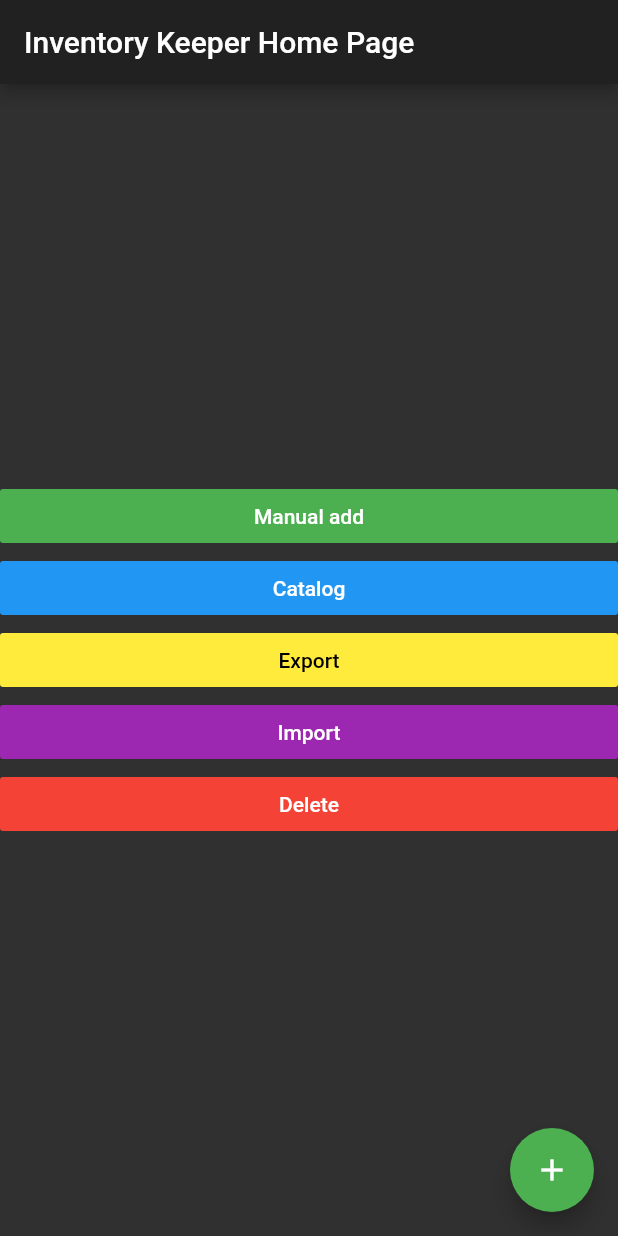
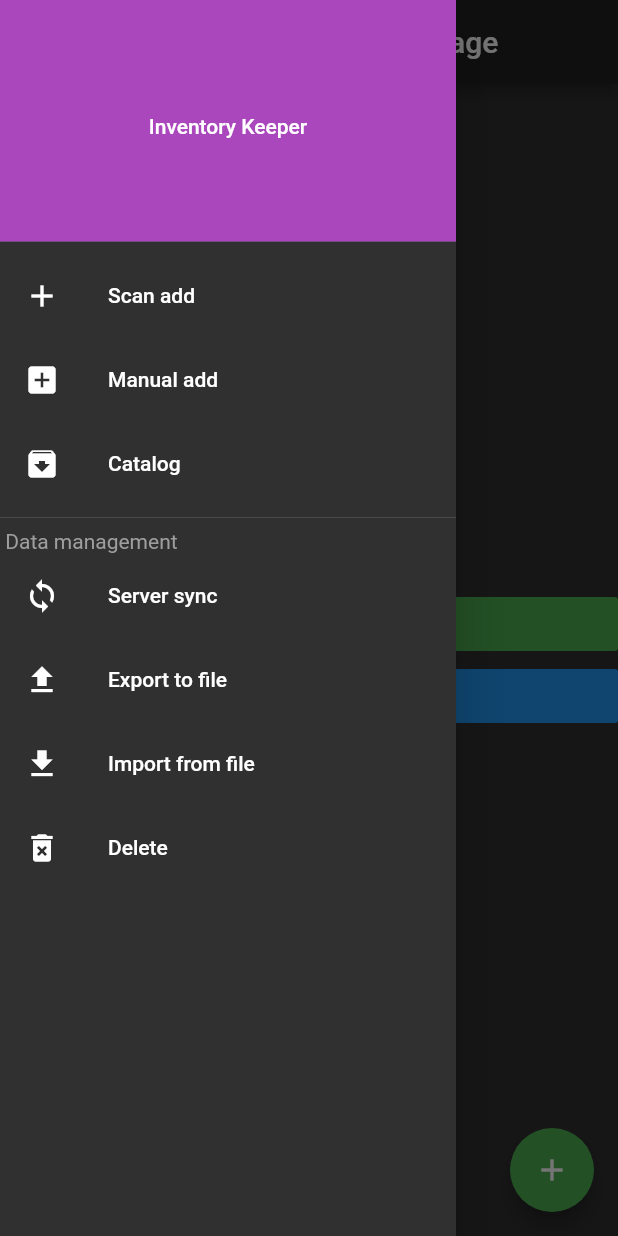
Before and after one commit to LolnationCH/Inventory-Keeper, a Flutter app: the screen it shows after launch, with the side drawer open (before the commit the screen has no drawer), on a phone screen of 412 x 824 dp. Run offline on Flutter 3.47's test engine with Material 2 defaults, Android fonts, the phone set to English and light mode, and no system bars; our stand-ins replace cached_network_image, flushbar; missing offline and left inert: qr_mobile_vision; project files that could hold a hidden picture were left out.

Commit message:
Part 1 : Remaking the main

```diff
--- a/lib/main.dart
+++ b/lib/main.dart
@@ -93,6 +93,98 @@ class _MyHomePageState extends State<MyHomePage> {
       appBar: AppBar(
         title: Text(widget.title),
       ),
+      drawer: Drawer(
+        child: ListView(
+          // Important: Remove any padding from the ListView.
+          padding: EdgeInsets.zero,
+          children: <Widget>[
+            DrawerHeader(
+              child: Align(
+                alignment: Alignment.center,
+                child: Text('Inventory Keeper'),
+              ),
+              decoration: BoxDecoration(
+                color: Colors.purple[400],
+              ),
+            ),
+            ListTile(
+              leading: Icon(Icons.add),
+              title: Text('Scan add'),
+              onTap: () {
+                Navigator.pop(context);
+                Navigator.push(
+                  context,
+                  MaterialPageRoute(builder: (context) => BardcodeScanner(storage: this.storage)),
+                );
+              },
+            ),
+            ListTile(
+              leading: Icon(Icons.add_box),
+              title: Text('Manual add'),
+              onTap: () {
+                Navigator.pop(context);
+                Navigator.push(
+                  context,
+                  MaterialPageRoute(builder: (context) => BookWidgetEditor(bookInfo: Book())),
+                ).then((result) {
+                  _manuelAddBook(result);
+                });
+              },
+            ),
+            ListTile(
+              leading: Icon(Icons.archive),
+              title: Text('Catalog'),
+              onTap: () {
+                Navigator.pop(context);
+                Navigator.push(
+                  context,
+                  MaterialPageRoute(builder: (context) => CatalogWidget(storage: this.storage)),
+                );
+              },
+            ),
+            Divider(),
+            Text(
+              " Data management",
+              style: TextStyle(color: Colors.grey),
+            ),
+            ListTile(
+              leading: Icon(Icons.sync),
+              title: Text('Server sync'),
+              onTap: () {
+                // Update the state of the app.
+                // ...
+                Navigator.pop(context);
+              },
+            ),
+            ListTile(
+              leading: Icon(Icons.file_upload),
+              title: Text('Export to file'),
+              onTap: () {
+                this.storage.exportBooks();
+                _showStatusMessage("Catalog exported!", "The catalog was exported to the file : ");
+                Navigator.pop(context);
+              },
+            ),
+            ListTile(
+              leading: Icon(Icons.file_download),
+              title: Text('Import from file'),
+              onTap: () {
+                this.storage.importBooks();
+                _showStatusMessage("Catalog imported!", "The catalog was imported from the file : ");
+                Navigator.pop(context);
+              },
+            ),
+            ListTile(
+              leading: Icon(Icons.delete_forever),
+              title: Text('Delete'),
+              onTap: () {
+                _deleteConfirmationDialog();
+                Navigator.pop(context);
+              },
+            ),
+          ],
+        ),
+      ),
       body: Center(
         child: Column(
           mainAxisAlignment: MainAxisAlignment.center,
@@ -124,35 +216,6 @@ class _MyHomePageState extends State<MyHomePage> {
                 );
               },
             ),
-            new FlatButton(
-              child: Text("Export"),
-              color: Colors.yellow,
-              textColor: Colors.black,
-              padding: EdgeInsets.all(8.0),
-              onPressed: (){
-                this.storage.exportBooks();
-                _showStatusMessage("Catalog exported!", "The catalog was exported to the file : ");
-              },
-            ),
-            new FlatButton(
-              child: Text("Import"),
-              color: Colors.purple,
-              textColor: Colors.white,
-              padding: EdgeInsets.all(8.0),
-              onPressed: (){
-                this.storage.importBooks();
-                _showStatusMessage("Catalog imported!", "The catalog was imported from the file : ");
-              },
-            ),
-            new FlatButton(
-              child: Text("Delete"),
-              color: Colors.red,
-              textColor: Colors.white,
-              padding: EdgeInsets.all(8.0),
-              onPressed: (){
-                _deleteConfirmationDialog();
-              },
-            ),
           ],
         ),
       ),
```
